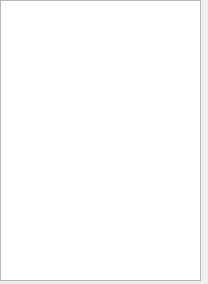
Above: FrameworkQT/src/main/c++/fr/univtours/polytech/FrameworkQT/view/tabledatausers.ui from ChakSem/TPs-Plateformes-C- before the change. Below: the same form after it.
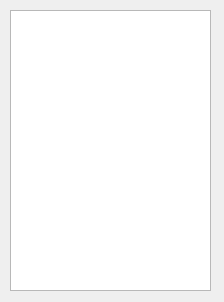
That is the form after the change.

What changed in the file:
```diff
--- a/FrameworkQT/src/main/c++/fr/univtours/polytech/FrameworkQT/view/tabledatausers.ui
+++ b/FrameworkQT/src/main/c++/fr/univtours/polytech/FrameworkQT/view/tabledatausers.ui
@@ -6,8 +6,8 @@
    <rect>
     <x>0</x>
     <y>0</y>
-    <width>208</width>
-    <height>284</height>
+    <width>224</width>
+    <height>302</height>
    </rect>
   </property>
   <property name="windowTitle">
@@ -16,8 +16,8 @@
   <widget class="QTableWidget" name="tableWidget">
    <property name="geometry">
     <rect>
-     <x>0</x>
-     <y>0</y>
+     <x>10</x>
+     <y>10</y>
      <width>201</width>
      <height>281</height>
     </rect>
```
